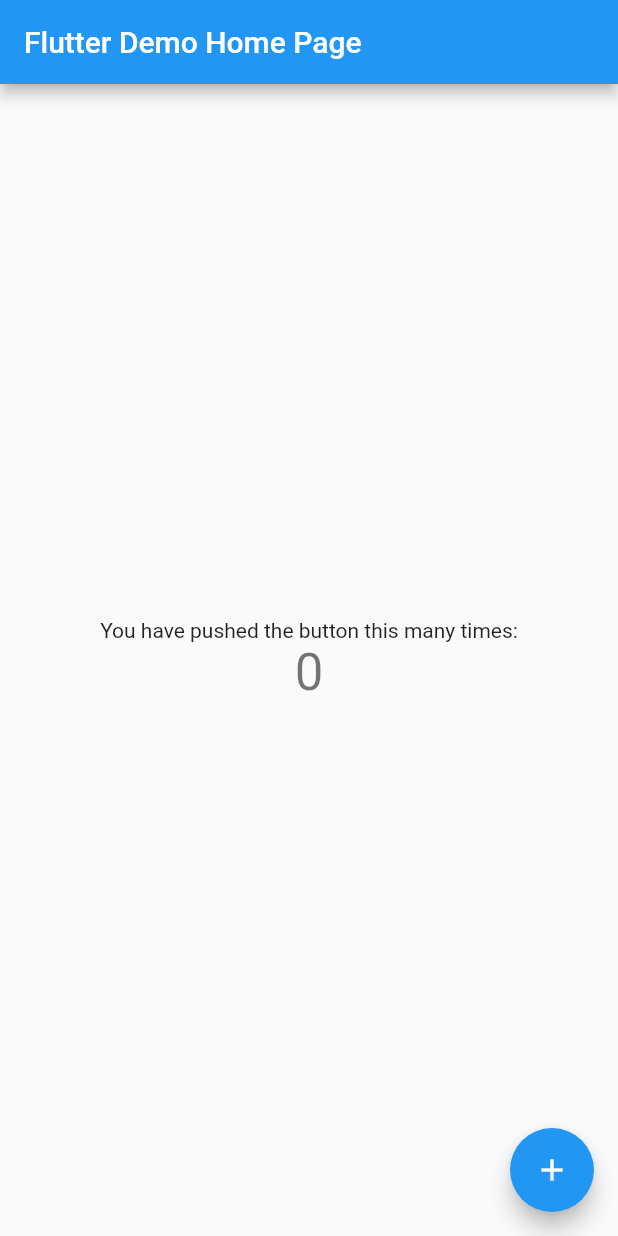
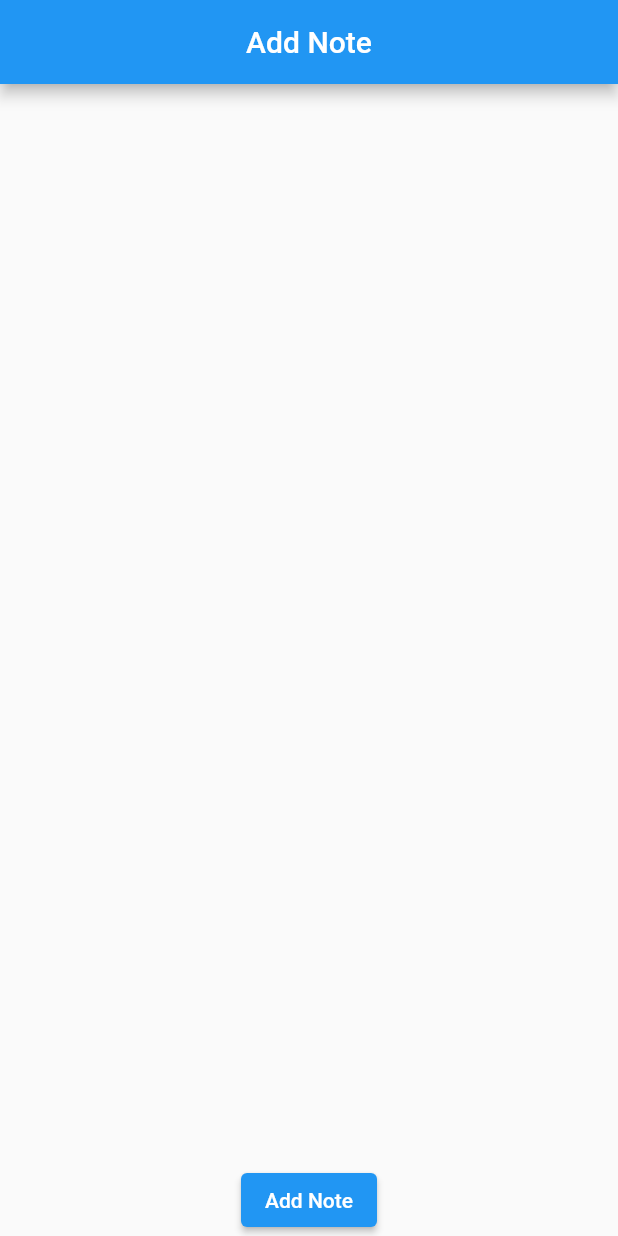
Before and after one commit to BerkayKaranfil/getx_todo_app, a Flutter app: the screen it shows after launch, on a phone screen of 412 x 824 dp. Run offline on Flutter 3.47's test engine with Material 2 defaults, Android fonts, the phone set to English and light mode, and no system bars; our stand-ins replace expandable_text, get, responsive_sizer.

```diff
--- /dev/null
+++ b/lib/controller/note_controller.dart
@@ -0,0 +1,18 @@
+import 'package:get/get.dart';
+import 'package:getx_todo_app/model/note_model.dart';
+
+class NoteController extends GetxController{
+
+  var notes = [].obs;
+
+  addNote(NoteModel girilenNot){
+    notes.add(girilenNot);
+    Get.back();
+  }
+
+  removeNote(NoteModel girilenNot){
+    notes.remove(girilenNot);
+  }
+
+
+}
--- a/lib/main.dart
+++ b/lib/main.dart
@@ -1,4 +1,8 @@
 import 'package:flutter/material.dart';
+import 'package:get/get.dart';
+import 'package:getx_todo_app/pages/home_page.dart';
+import 'package:getx_todo_app/pages/note_page.dart';
+import 'package:responsive_sizer/responsive_sizer.dart';
 
 void main() {
   runApp(const MyApp());
@@ -7,109 +11,14 @@ void main() {
 class MyApp extends StatelessWidget {
   const MyApp({super.key});
 
-  // This widget is the root of your application.
-  @override
-  Widget build(BuildContext context) {
-    return MaterialApp(
-      title: 'Flutter Demo',
-      theme: ThemeData(
-        // This is the theme of your application.
-        //
-        // Try running your application with "flutter run". You'll see the
-        // application has a blue toolbar. Then, without quitting the app, try
-        // changing the primarySwatch below to Colors.green and then invoke
-        // "hot reload" (press "r" in the console where you ran "flutter run",
-        // or simply save your changes to "hot reload" in a Flutter IDE).
-        // Notice that the counter didn't reset back to zero; the application
-        // is not restarted.
-        primarySwatch: Colors.blue,
-      ),
-      home: const MyHomePage(title: 'Flutter Demo Home Page'),
-    );
-  }
-}
-
-class MyHomePage extends StatefulWidget {
-  const MyHomePage({super.key, required this.title});
-
-  // This widget is the home page of your application. It is stateful, meaning
-  // that it has a State object (defined below) that contains fields that affect
-  // how it looks.
-
-  // This class is the configuration for the state. It holds the values (in this
-  // case the title) provided by the parent (in this case the App widget) and
-  // used by the build method of the State. Fields in a Widget subclass are
-  // always marked "final".
-
-  final String title;
-
-  @override
-  State<MyHomePage> createState() => _MyHomePageState();
-}
-
-class _MyHomePageState extends State<MyHomePage> {
-  int _counter = 0;
-
-  void _incrementCounter() {
-    setState(() {
-      // This call to setState tells the Flutter framework that something has
-      // changed in this State, which causes it to rerun the build method below
-      // so that the display can reflect the updated values. If we changed
-      // _counter without calling setState(), then the build method would not be
-      // called again, and so nothing would appear to happen.
-      _counter++;
-    });
-  }
 
   @override
   Widget build(BuildContext context) {
-    // This method is rerun every time setState is called, for instance as done
-    // by the _incrementCounter method above.
-    //
-    // The Flutter framework has been optimized to make rerunning build methods
-    // fast, so that you can just rebuild anything that needs updating rather
-    // than having to individually change instances of widgets.
-    return Scaffold(
-      appBar: AppBar(
-        // Here we take the value from the MyHomePage object that was created by
-        // the App.build method, and use it to set our appbar title.
-        title: Text(widget.title),
-      ),
-      body: Center(
-        // Center is a layout widget. It takes a single child and positions it
-        // in the middle of the parent.
-        child: Column(
-          // Column is also a layout widget. It takes a list of children and
-          // arranges them vertically. By default, it sizes itself to fit its
-          // children horizontally, and tries to be as tall as its parent.
-          //
-          // Invoke "debug painting" (press "p" in the console, choose the
-          // "Toggle Debug Paint" action from the Flutter Inspector in Android
-          // Studio, or the "Toggle Debug Paint" command in Visual Studio Code)
-          // to see the wireframe for each widget.
-          //
-          // Column has various properties to control how it sizes itself and
-          // how it positions its children. Here we use mainAxisAlignment to
-          // center the children vertically; the main axis here is the vertical
-          // axis because Columns are vertical (the cross axis would be
-          // horizontal).
-          mainAxisAlignment: MainAxisAlignment.center,
-          children: <Widget>[
-            const Text(
-              'You have pushed the button this many times:',
-            ),
-            Text(
-              '$_counter',
-              style: Theme.of(context).textTheme.headline4,
-            ),
-          ],
-        ),
-      ),
-      floatingActionButton: FloatingActionButton(
-        onPressed: _incrementCounter,
-        tooltip: 'Increment',
-        child: const Icon(Icons.add),
-      ), // This trailing comma makes auto-formatting nicer for build methods.
+    return ResponsiveSizer(builder: (context, Orientation, ScreenType) {
+      return GetMaterialApp(
+      debugShowCheckedModeBanner: false,
+      home:  NotePage()
     );
+    },);
   }
 }
--- /dev/null
+++ b/lib/model/note_model.dart
@@ -0,0 +1,5 @@
+class NoteModel{
+  String title, note;
+
+  NoteModel({required this.note, required this.title});
+}
--- /dev/null
+++ b/lib/pages/note_page.dart
@@ -0,0 +1,118 @@
+import 'package:flutter/material.dart';
+import 'package:flutter/src/widgets/container.dart';
+import 'package:flutter/src/widgets/framework.dart';
+import 'package:get/get.dart';
+import 'package:getx_todo_app/controller/note_controller.dart';
+import 'package:getx_todo_app/model/note_model.dart';
+import 'package:responsive_sizer/responsive_sizer.dart';
+
+class NotePage extends StatelessWidget {
+  NotePage({super.key});
+
+  final NoteController noteController =
+      Get.put(NoteController(),  permanent: true );
+
+  TextEditingController titleController = TextEditingController();
+  TextEditingController notedetailController = TextEditingController();
+
+  @override
+  Widget build(BuildContext context) {
+    return Scaffold(
+      appBar: AppBar(
+        centerTitle: true,
+        title: Text("Add Note"),
+      ),
+      body: Container(
+        margin: EdgeInsets.only(right: 5.w, left: 5.w),
+        width: 100.w,
+        child: Column(
+          children: [
+            SizedBox(
+              height: 5.h,
+            ),
+            Expanded(
+                child: Obx(() =>ListView.builder(
+              itemCount: noteController.notes.value.length,
+              itemBuilder: (context, index) {
+                NoteModel noteModel = noteController.notes.value[index];
+
+                return Container(
+                  child: Column(
+                    children: [
+                      Text(noteModel.title, style: TextStyle(
+                        fontSize: 2.2.h, fontWeight: FontWeight.bold
+                      ),),
+                      SizedBox(
+                        height: 1.w,
+                      ),
+                      Text(noteModel.note),
+                      Divider(
+                        color: Colors.blueGrey,
+                        thickness: 0.5.w,
+                      )
+                    ],
+                  ),
+                );
+              },
+            ) ,)
+            ),
+            ElevatedButton(
+                onPressed: () {
+                  showDialog(
+                    context: context,
+                    builder: (context) {
+                      return AlertDialog(
+                        actions: [
+                          Row(
+                            children: [Text("Add title"), Spacer()],
+                          ),
+                          SizedBox(
+                            height: 5.h,
+                            child: TextField(
+                              controller: titleController,
+                              decoration: InputDecoration(
+                                  contentPadding: EdgeInsets.only(bottom: 1.w),
+                                  //  isDense: true,
+                                  border: OutlineInputBorder(
+                                      borderSide: BorderSide(
+                                          width: 0.5.w, color: Colors.blue))),
+                            ),
+                          ),
+                          SizedBox(
+                            height: 2.h,
+                          ),
+                          Row(
+                            children: [Text("Add note"), Spacer()],
+                          ),
+                          TextField(
+                            controller: notedetailController,
+                            maxLines: 10,
+                            decoration: InputDecoration(
+                                contentPadding: EdgeInsets.only(bottom: 1.w),
+                                //  isDense: true,
+                                border: OutlineInputBorder(
+                                    borderSide: BorderSide(
+                                        width: 0.5.w, color: Colors.blue))),
+                          ),
+                          ElevatedButton(
+                              onPressed: () {
+                                NoteModel noteModel = NoteModel(
+                                    note: notedetailController.text,
+                                    title: titleController.text);
+                                noteController.addNote(noteModel);
+                              },
+                              child: Align(
+                                  alignment: Alignment.bottomCenter,
+                                  child: Text("Save")))
+                        ],
+                      );
+                    },
+                  );
+                },
+                child: Text("Add Note"))
+          ],
+        ),
+      ),
+    );
+  }
+}
--- a/pubspec.yaml
+++ b/pubspec.yaml
@@ -36,6 +36,10 @@ dependencies:
   # The following adds the Cupertino Icons font to your application.
   # Use with the CupertinoIcons class for iOS style icons.
   cupertino_icons: ^1.0.2
+  get: ^4.6.5
+  responsive_sizer: ^3.1.1
+
+  expandable_text: ^2.3.0
 
 dev_dependencies:
   flutter_test:
```
Also changed, not shown: lib/pages/home_page.dart (added, +58 -0 lines), lib/pages/show_page.dart (added, +18 -0 lines), pubspec.lock.
